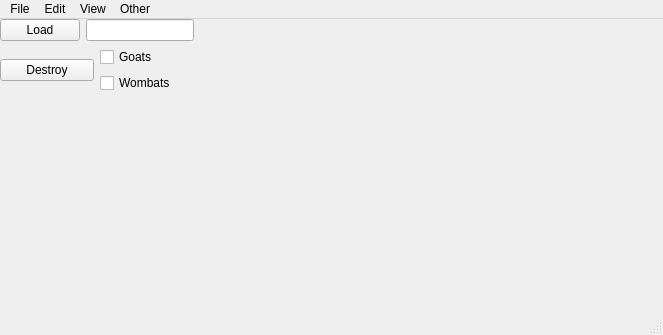
Qt form EXAMPLES/qt5/guidemo.ui (jstrickler/20250728AdvPython) before a commit.
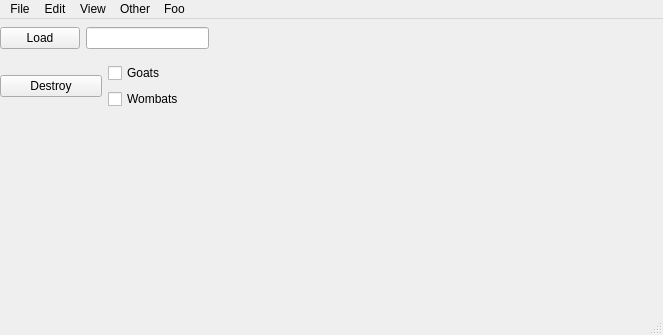
The same form after that commit.

The edit to the form file:
```diff
--- a/EXAMPLES/qt5/guidemo.ui
+++ b/EXAMPLES/qt5/guidemo.ui
@@ -14,7 +14,15 @@
    <string>MainWindow</string>
   </property>
   <widget class="QWidget" name="centralwidget">
-   <widget class="QWidget" name="">
+   <widget class="QWidget" name="layoutWidget">
+    <property name="geometry">
+     <rect>
+      <x>0</x>
+      <y>0</y>
+      <width>209</width>
+      <height>98</height>
+     </rect>
+    </property>
     <layout class="QVBoxLayout" name="verticalLayout">
      <item>
       <layout class="QHBoxLayout" name="horizontalLayout">
@@ -94,10 +102,16 @@
      <string>Other</string>
     </property>
    </widget>
+   <widget class="QMenu" name="menuFoo">
+    <property name="title">
+     <string>Foo</string>
+    </property>
+   </widget>
    <addaction name="menuFile"/>
    <addaction name="menuEdit"/>
    <addaction name="menuView"/>
    <addaction name="menuOther"/>
+   <addaction name="menuFoo"/>
   </widget>
   <widget class="QStatusBar" name="statusbar"/>
  </widget>
```
